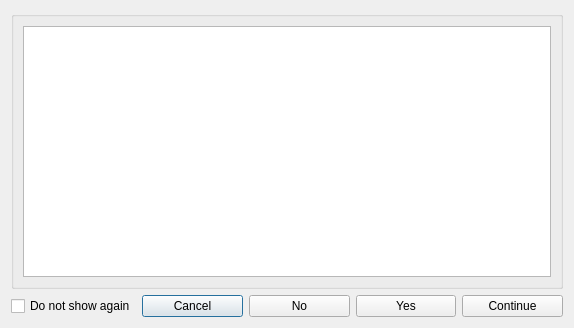
Above: StageRunner/system/messagedialog.ui from Pit1966/StageRunner before the change. Below: the same form after it.
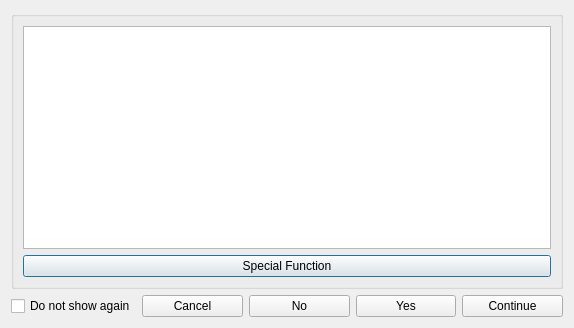
That is the form after the change. Icons and pictures are not drawn.

```diff
--- a/StageRunner/system/messagedialog.ui
+++ b/StageRunner/system/messagedialog.ui
@@ -27,6 +27,13 @@
       <item>
        <widget class="QTextEdit" name="textEdit"/>
       </item>
+      <item>
+       <widget class="QPushButton" name="specialFunctionButton">
+        <property name="text">
+         <string>Special Function</string>
+        </property>
+       </widget>
+      </item>
      </layout>
     </widget>
    </item>
```
